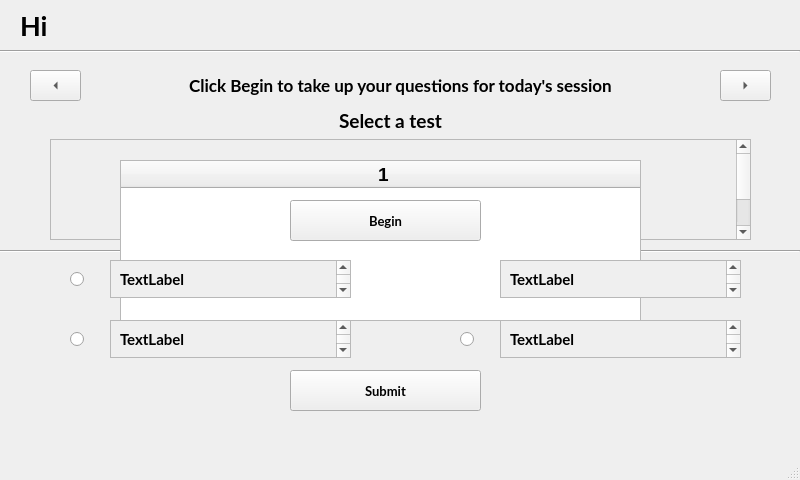
This is Client/questions.ui in Shivakishore14/VCRS as Qt 5 draws it before an edit. The edited form follows.
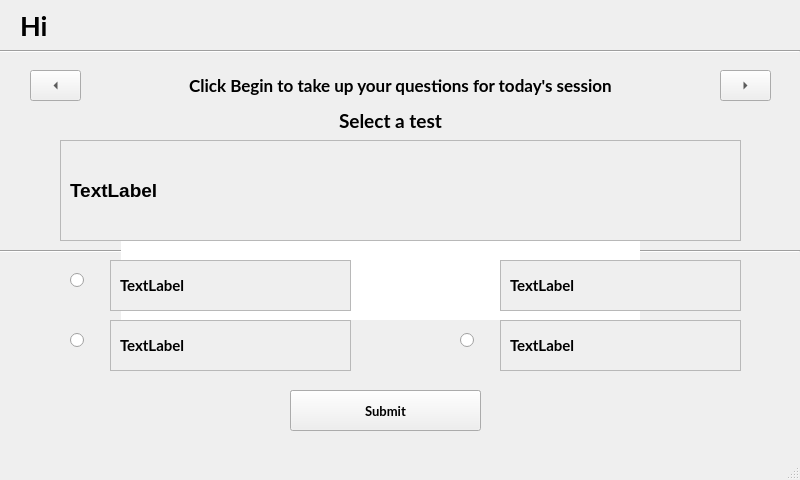
This is the edited form.

```diff
--- a/Client/questions.ui
+++ b/Client/questions.ui
@@ -138,7 +138,7 @@
     <property name="geometry">
      <rect>
       <x>70</x>
-      <y>269</y>
+      <y>270</y>
       <width>41</width>
       <height>21</height>
      </rect>
@@ -156,7 +156,7 @@
     <property name="geometry">
      <rect>
       <x>70</x>
-      <y>329</y>
+      <y>330</y>
       <width>41</width>
       <height>21</height>
      </rect>
@@ -174,7 +174,7 @@
     <property name="geometry">
      <rect>
       <x>460</x>
-      <y>329</y>
+      <y>330</y>
       <width>41</width>
       <height>21</height>
      </rect>
@@ -210,7 +210,7 @@
     <property name="geometry">
      <rect>
       <x>290</x>
-      <y>377</y>
+      <y>390</y>
       <width>191</width>
       <height>31</height>
      </rect>
@@ -230,7 +230,7 @@
     <property name="geometry">
      <rect>
       <x>290</x>
-      <y>370</y>
+      <y>390</y>
       <width>191</width>
       <height>41</height>
      </rect>
@@ -261,52 +261,6 @@
      <enum>Qt::Horizontal</enum>
     </property>
    </widget>
-   <widget class="QScrollArea" name="scrollArea">
-    <property name="geometry">
-     <rect>
-      <x>50</x>
-      <y>139</y>
-      <width>701</width>
-      <height>101</height>
-     </rect>
-    </property>
-    <property name="frameShadow">
-     <enum>QFrame::Plain</enum>
-    </property>
-    <property name="widgetResizable">
-     <bool>true</bool>
-    </property>
-    <widget class="QWidget" name="scrollAreaWidgetContents">
-     <property name="geometry">
-      <rect>
-       <x>0</x>
-       <y>0</y>
-       <width>686</width>
-       <height>150</height>
-      </rect>
-     </property>
-     <layout class="QHBoxLayout" name="horizontalLayout">
-      <item>
-       <widget class="QLabel" name="label_3">
-        <property name="font">
-         <font>
-          <family>Lato</family>
-          <pointsize>11</pointsize>
-          <weight>75</weight>
-          <bold>true</bold>
-         </font>
-        </property>
-        <property name="text">
-         <string>&lt;html&gt;&lt;head/&gt;&lt;body&gt;&lt;p align=&quot;justify&quot;&gt;&lt;br/&gt;&lt;/p&gt;&lt;p align=&quot;justify&quot;&gt;&lt;br/&gt;&lt;/p&gt;&lt;p align=&quot;center&quot;&gt;&lt;br/&gt;&lt;/p&gt;&lt;/body&gt;&lt;/html&gt;</string>
-        </property>
-        <property name="alignment">
-         <set>Qt::AlignHCenter|Qt::AlignTop</set>
-        </property>
-       </widget>
-      </item>
-     </layout>
-    </widget>
-   </widget>
    <widget class="QTableWidget" name="tableWidget">
     <property name="geometry">
      <rect>
@@ -323,6 +277,9 @@
       <bold>true</bold>
      </font>
     </property>
+    <property name="frameShape">
+     <enum>QFrame::HLine</enum>
+    </property>
     <property name="frameShadow">
      <enum>QFrame::Plain</enum>
     </property>
@@ -358,7 +315,7 @@
       <x>110</x>
       <y>260</y>
       <width>241</width>
-      <height>38</height>
+      <height>51</height>
      </rect>
     </property>
     <property name="frameShadow">
@@ -373,7 +330,7 @@
        <x>0</x>
        <y>0</y>
        <width>239</width>
-       <height>36</height>
+       <height>49</height>
       </rect>
      </property>
      <layout class="QHBoxLayout" name="horizontalLayout_2">
@@ -401,7 +358,7 @@
       <x>110</x>
       <y>320</y>
       <width>241</width>
-      <height>38</height>
+      <height>51</height>
      </rect>
     </property>
     <property name="frameShadow">
@@ -416,7 +373,7 @@
        <x>0</x>
        <y>0</y>
        <width>239</width>
-       <height>36</height>
+       <height>49</height>
       </rect>
      </property>
      <layout class="QHBoxLayout" name="horizontalLayout_3">
@@ -444,7 +401,7 @@
       <x>500</x>
       <y>260</y>
       <width>241</width>
-      <height>38</height>
+      <height>51</height>
      </rect>
     </property>
     <property name="frameShadow">
@@ -459,7 +416,7 @@
        <x>0</x>
        <y>0</y>
        <width>239</width>
-       <height>36</height>
+       <height>49</height>
       </rect>
      </property>
      <layout class="QHBoxLayout" name="horizontalLayout_4">
@@ -487,7 +444,7 @@
       <x>500</x>
       <y>320</y>
       <width>241</width>
-      <height>38</height>
+      <height>51</height>
      </rect>
     </property>
     <property name="frameShadow">
@@ -502,7 +459,7 @@
        <x>0</x>
        <y>0</y>
        <width>239</width>
-       <height>36</height>
+       <height>49</height>
       </rect>
      </property>
      <layout class="QHBoxLayout" name="horizontalLayout_5">
@@ -545,6 +502,68 @@
      <string>Begin</string>
     </property>
    </widget>
+   <widget class="QScrollArea" name="scrollArea">
+    <property name="geometry">
+     <rect>
+      <x>60</x>
+      <y>140</y>
+      <width>681</width>
+      <height>101</height>
+     </rect>
+    </property>
+    <property name="widgetResizable">
+     <bool>true</bool>
+    </property>
+    <widget class="QWidget" name="scrollAreaWidgetContents">
+     <property name="geometry">
+      <rect>
+       <x>0</x>
+       <y>0</y>
+       <width>679</width>
+       <height>99</height>
+      </rect>
+     </property>
+     <layout class="QVBoxLayout" name="verticalLayout">
+      <item>
+       <widget class="QLabel" name="label3">
+        <property name="font">
+         <font>
+          <family>Ubuntu</family>
+          <pointsize>14</pointsize>
+          <weight>75</weight>
+          <italic>false</italic>
+          <bold>true</bold>
+         </font>
+        </property>
+        <property name="text">
+         <string>TextLabel</string>
+        </property>
+       </widget>
+      </item>
+     </layout>
+    </widget>
+   </widget>
+   <zorder>label</zorder>
+   <zorder>line</zorder>
+   <zorder>toolButton</zorder>
+   <zorder>label_2</zorder>
+   <zorder>toolButton_2</zorder>
+   <zorder>label_8</zorder>
+   <zorder>radioButton1</zorder>
+   <zorder>radioButton3</zorder>
+   <zorder>radioButton4</zorder>
+   <zorder>radioButton2</zorder>
+   <zorder>pushButton_2</zorder>
+   <zorder>pushButton_3</zorder>
+   <zorder>line_2</zorder>
+   <zorder>tableWidget</zorder>
+   <zorder>scrollArea_2</zorder>
+   <zorder>scrollArea_3</zorder>
+   <zorder>scrollArea_4</zorder>
+   <zorder>scrollArea_5</zorder>
+   <zorder>pushButton</zorder>
+   <zorder>label_3</zorder>
+   <zorder>scrollArea</zorder>
   </widget>
   <widget class="QStatusBar" name="statusbar"/>
  </widget>
```
